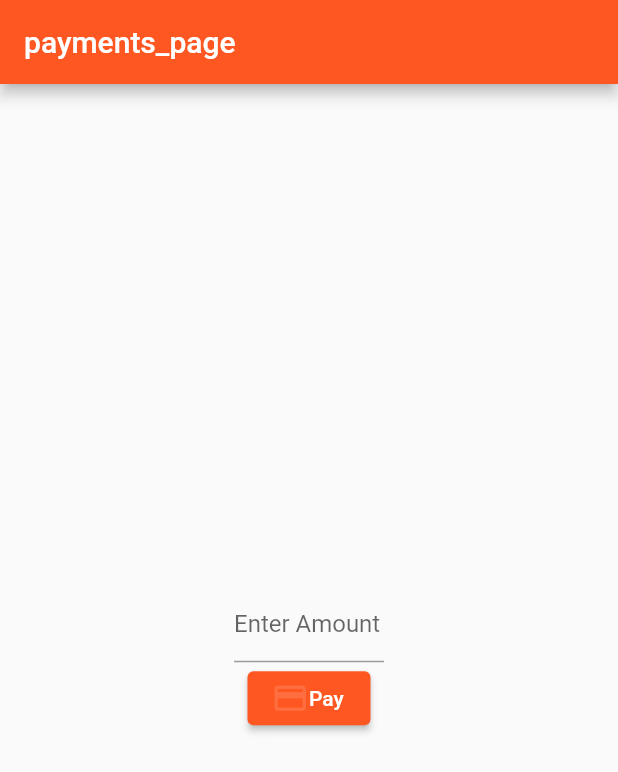
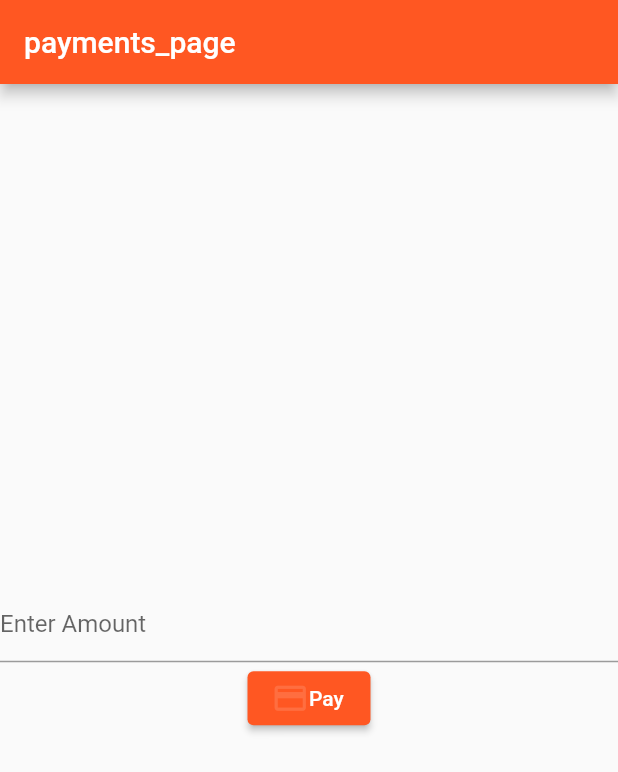
Before and after one commit to Sani-Abdullah/token-meterpay, a Flutter app: the MyHomePage screen opened directly, after a tap on "Pay", on a phone screen of 412 x 824 dp. Shown: the top 772 px of the screen. Run offline on Flutter 3.47's test engine with Material 2 defaults, Android fonts, the phone set to English and light mode, and no system bars; drawn by our look-alikes of flutter_form_builder; our stand-ins replace cloud_firestore, firebase_auth; missing offline and left inert: flutter_paystack; accounts and stored records are empty; network calls fail.

```diff
--- a/lib/main.dart
+++ b/lib/main.dart
@@ -1,14 +1,15 @@
 // External
 import 'package:flutter/material.dart';
-import 'package:flutter_paystack/flutter_paystack.dart';
-import 'package:flutter_form_builder/flutter_form_builder.dart';
+
+// Internal
+import './screens/home_screen.dart';
 
 void main() {
-  runApp(MyApp());
+  runApp(const MyApp());
 }
 
 class MyApp extends StatelessWidget {
-  MyApp({Key? key}) : super(key: key);
+  const MyApp({Key? key}) : super(key: key);
 
   @override
   Widget build(BuildContext context) {
@@ -18,105 +19,10 @@ class MyApp extends StatelessWidget {
       theme: ThemeData(
         primarySwatch: Colors.deepOrange,
       ),
-      home: const MyHomePage(title: 'payments_page'),
+      home: const HomeScreen(),
+      routes: {
+        HomeScreen.routeName: (ctx) => const HomeScreen(),
+      },
     );
   }
 }
-
-class MyHomePage extends StatefulWidget {
-  const MyHomePage({Key? key, required this.title}) : super(key: key);
-
-  final String title;
-
-  @override
-  State<MyHomePage> createState() => _MyHomePageState();
-}
-
-class _MyHomePageState extends State<MyHomePage> {
-  final plugin = PaystackPlugin();
-  final _formKey = GlobalKey<FormBuilderState>();
-  final _amountController = TextEditingController();
-
-  // static const String _publicKey =
-  //     'pk_test_dd486a7467df7dac8a04fdafcb2be80586247411';
-  static const String _publicKey =
-      'pk_live_a37f90ebfbe0af588ac898c93f60c0d008006517';
-
-  @override
-  void initState() {
-    plugin.initialize(publicKey: _publicKey);
-    super.initState();
-  }
-
-  @override
-  Widget build(BuildContext context) {
-    return Scaffold(
-      appBar: AppBar(
-        title: Text(widget.title),
-      ),
-      body: Center(
-        child: SizedBox(
-          width: 100,
-          child: FormBuilder(
-            key: _formKey,
-            child: Column(
-              mainAxisAlignment: MainAxisAlignment.center,
-              children: <Widget>[
-                FormBuilderTextField(
-                  name: 'Amount',
-                  controller: _amountController,
-                  keyboardType: TextInputType.number,
-                  decoration: const InputDecoration(
-                    isDense: true,
-                    labelText: 'Enter Amount',
-                  ),
-                  onSubmitted: (_) {},
-                  validator: (value) {
-                    if(value == null) {
-                      return 'Enter amount below 100';
-                    } else if (int.parse(value) > 100) {
-                      return 'Amout too high';
-                    } else {
-                      return null;
-                    }
-                  },
-                  onSaved: (value) {},
-                ),
-                ElevatedButton(
-                    onPressed: () {
-                      if (_formKey.currentState!.validate()) {
-                        Charge charge = Charge()
-                          ..amount = int.parse('${_amountController.text}00')
-                          ..reference = '${DateTime.now().microsecondsSinceEpoch}'
-                          //  ..email = _auth.currentUser()?.email;
-                          ..email = 'heatwavemachine@gmail.com';
-
-                        plugin.checkout(
-                          context,
-                          method: CheckoutMethod
-                              .card, // Defaults to CheckoutMethod.selectable
-                          charge: charge,
-                        );
-                      }
-                    },
-                    child: SizedBox(
-                      width: 50,
-                      child: Row(
-                        children: const [
-                          Icon(
-                            Icons.payment,
-                            size: 25,
-                            color: Colors.deepOrangeAccent,
-                          ),
-                          Text('Pay'),
-                        ],
-                      ),
-                    )),
-              ],
-            ),
-          ),
-        ),
-      ),
-    );
-  }
-}
--- /dev/null
+++ b/lib/main_one.dart
@@ -0,0 +1,125 @@
+// External
+import 'package:flutter/material.dart';
+import 'package:flutter_paystack/flutter_paystack.dart';
+import 'package:flutter_form_builder/flutter_form_builder.dart';
+
+void main() {
+  runApp(MyApp());
+}
+
+class MyApp extends StatelessWidget {
+  MyApp({Key? key}) : super(key: key);
+
+  @override
+  Widget build(BuildContext context) {
+    return MaterialApp(
+      title: 'meterpay',
+      debugShowCheckedModeBanner: false,
+      theme: ThemeData(
+        primarySwatch: Colors.deepOrange,
+      ),
+      home: const MyHomePage(title: 'payments_page'),
+    );
+  }
+}
+
+class MyHomePage extends StatefulWidget {
+  const MyHomePage({Key? key, required this.title}) : super(key: key);
+
+  final String title;
+
+  @override
+  State<MyHomePage> createState() => _MyHomePageState();
+}
+
+class _MyHomePageState extends State<MyHomePage> {
+  final plugin = PaystackPlugin();
+  final _formKey = GlobalKey<FormBuilderState>();
+  final _amountController = TextEditingController();
+
+  // static const String _publicKey =
+  //     'pk_test_dd486a7467df7dac8a04fdafcb2be80586247411';
+  static const String _publicKey =
+      'pk_live_a37f90ebfbe0af588ac898c93f60c0d008006517';
+
+  @override
+  void initState() {
+    plugin.initialize(publicKey: _publicKey);
+    super.initState();
+  }
+
+  @override
+  Widget build(BuildContext context) {
+    return Scaffold(
+      appBar: AppBar(
+        title: Text(widget.title),
+      ),
+      body: Center(
+        child: SizedBox(
+          child: FormBuilder(
+            key: _formKey,
+            child: Column(
+              mainAxisAlignment: MainAxisAlignment.center,
+              children: <Widget>[
+                FormBuilderTextField(
+                  name: 'Amount',
+                  controller: _amountController,
+                  keyboardType: TextInputType.number,
+                  decoration: const InputDecoration(
+                    isDense: true,
+                    labelText: 'Enter Amount',
+                  ),
+                  onSubmitted: (_) {},
+                  validator: (value) {
+                    if(value == null) {
+                      return 'Enter amount below 100';
+                    } else if (int.parse(value) > 100) {
+                      return 'Amout too high';
+                    } else {
+                      return null;
+                    }
+                  },
+                  onSaved: (value) {},
+                ),
+                ElevatedButton(
+                    onPressed: () async {
+                      if (_formKey.currentState!.validate()) {
+                        Charge charge = Charge()
+                          ..amount = int.parse('${_amountController}00')
+                          ..reference = '${DateTime.now().microsecondsSinceEpoch}'
+                          //  ..email = _auth.currentUser()?.email;
+                          ..email = 'heatwavemachine@gmail.com';
+
+                        CheckoutResponse response = await plugin.checkout(
+                          context,
+                          method: CheckoutMethod
+                              .card, // Defaults to CheckoutMethod.selectable
+                          charge: charge,
+                        );
+
+                        if(!response.status) {
+
+                        }
+                      }
+                    },
+                    child: SizedBox(
+                      width: 50,
+                      child: Row(
+                        children: const [
+                          Icon(
+                            Icons.payment,
+                            size: 25,
+                            color: Colors.deepOrangeAccent,
+                          ),
+                          Text('Pay'),
+                        ],
+                      ),
+                    )),
+              ],
+            ),
+          ),
+        ),
+      ),
+    );
+  }
+}
--- a/pubspec.yaml
+++ b/pubspec.yaml
@@ -36,6 +36,10 @@ dependencies:
   cupertino_icons: ^1.0.2
   flutter_paystack: ^1.0.5+1
   flutter_form_builder: ^7.1.1
+  http: ^0.13.4
+  cloud_firestore: ^3.1.10
+  firebase_auth: ^3.3.12
+  firebase_core: ^1.14.0
 
 dev_dependencies:
   flutter_test:
```
Also changed, not shown: lib/helpers/auth.dart (added, +59 -0 lines), lib/helpers/user_backend.dart (added, +100 -0 lines), lib/screens/home_screen.dart (added, +63 -0 lines), lib/screens/home_screen_d/buy_units.dart (added, +16 -0 lines), lib/screens/home_screen_d/purchase_history.dart (added, +15 -0 lines), pubspec.lock, 5 other files.
